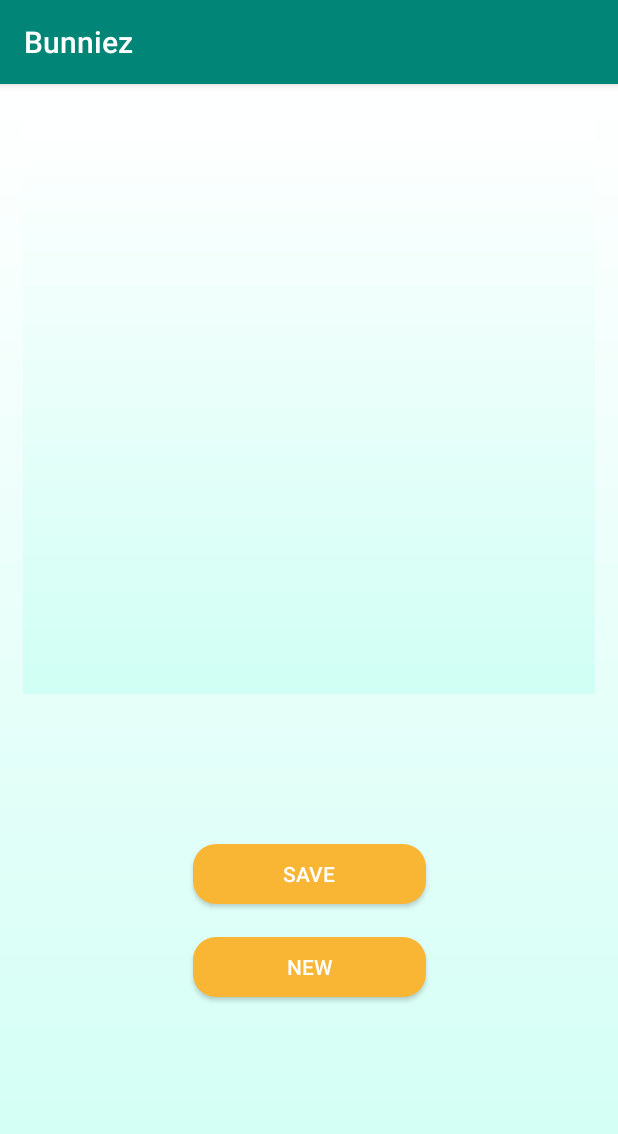
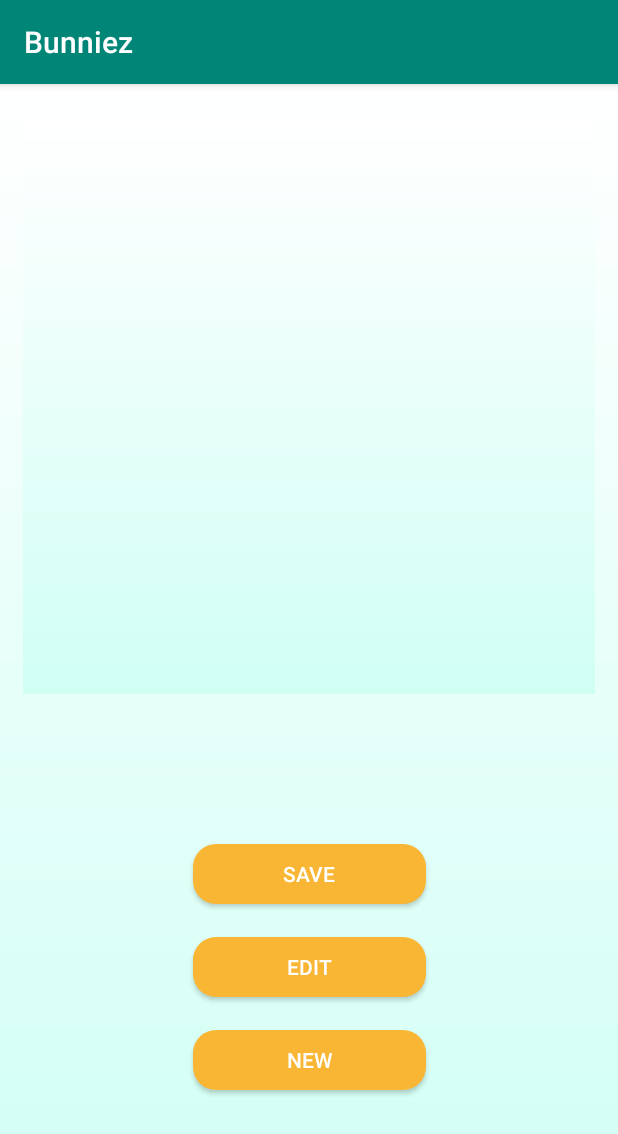
Before and after one commit to glevix/Bunniez, an Android app: the DisplayResultActivity screen opened directly, with no data from a screen before it, on a phone screen of 412 x 824 dp. Shown: the top 1134 px of the screen. Run offline under Robolectric (Android 15) with nearby library versions, the light colour scheme and no system bars; 2 statements that could not run were skipped.

Commit message:
fix thumbnails and add edit button

```diff
--- a/app/src/main/java/postpc/moriaor/bunniez/DisplayResultActivity.java
+++ b/app/src/main/java/postpc/moriaor/bunniez/DisplayResultActivity.java
@@ -19,7 +19,7 @@ public class DisplayResultActivity extends AppCompatActivity {
 
     String imagePath;
 
-    Button newButton, saveButton;
+    Button newButton, saveButton, editButton;
     ImageView imageView;
 
     @Override
@@ -29,6 +29,7 @@ public class DisplayResultActivity extends AppCompatActivity {
         setContentView(R.layout.activity_display_result);
         newButton = findViewById(R.id.newButton);
         saveButton = findViewById(R.id.saveButton);
+        editButton = findViewById(R.id.editButton);
         imageView = findViewById(R.id.outputImage);
         File imgFile = new  File(imagePath);
 
@@ -63,6 +64,13 @@ public class DisplayResultActivity extends AppCompatActivity {
             }
         });
 
+        editButton.setOnClickListener(new View.OnClickListener() {
+            @Override
+            public void onClick(View v) {
+                finish();
+            }
+        });
+
     }
 
     @Override
--- a/app/src/main/res/layout/activity_display_result.xml
+++ b/app/src/main/res/layout/activity_display_result.xml
@@ -37,6 +37,19 @@
         android:layout_marginTop="100dp"/>
 
     <Button
+        android:id="@+id/editButton"
+        android:layout_width="155dp"
+        android:layout_height="40dp"
+        android:layout_marginBottom="40dp"
+        android:background="@drawable/button_shape"
+        android:text="@string/Edit"
+        android:textColor="@color/white"
+        app:layout_constraintLeft_toLeftOf="parent"
+        app:layout_constraintRight_toRightOf="parent"
+        app:layout_constraintTop_toBottomOf="@id/saveButton"
+        android:layout_marginTop="22dp" />
+
+    <Button
         android:id="@+id/newButton"
         android:layout_width="155dp"
         android:layout_height="40dp"
@@ -46,7 +59,7 @@
         android:textColor="@color/white"
         app:layout_constraintLeft_toLeftOf="parent"
         app:layout_constraintRight_toRightOf="parent"
-        app:layout_constraintTop_toBottomOf="@id/saveButton"
+        app:layout_constraintTop_toBottomOf="@id/editButton"
         android:layout_marginTop="22dp" />
 
 </androidx.constraintlayout.widget.ConstraintLayout>
--- a/app/src/main/res/layout/activity_select_faces.xml
+++ b/app/src/main/res/layout/activity_select_faces.xml
@@ -49,6 +49,7 @@
         app:layout_constraintStart_toEndOf="@id/left_arrow"
         app:layout_constraintTop_toBottomOf="@id/selectedImage"
         android:adjustViewBounds="true"
+        android:layout_marginStart="15dp"
         android:background="@drawable/image_background"
         app:srcCompat="@drawable/background_gradient" />
 
@@ -76,7 +77,9 @@
         app:layout_constraintTop_toBottomOf="@id/selectedImage"
         android:background="@drawable/image_background"
         android:adjustViewBounds="true"
-        app:srcCompat="@drawable/background_gradient" />
+         android:layout_marginEnd="15dp"
+
+         app:srcCompat="@drawable/background_gradient" />
 
     <Button
         android:id="@+id/left_arrow"
@@ -84,10 +87,8 @@
         android:layout_height="60dp"
         android:scaleX="-1"
         app:layout_constraintBottom_toTopOf="@+id/done_button"
-        app:layout_constraintEnd_toStartOf="@id/leftImage"
         app:layout_constraintStart_toStartOf="parent"
         app:layout_constraintTop_toBottomOf="@id/selectedImage"
-        android:layout_marginEnd="15dp"
         android:background="@drawable/arrow"/>
 
     <Button
@@ -97,8 +98,6 @@
         app:layout_constraintBottom_toTopOf="@+id/done_button"
         app:layout_constraintEnd_toEndOf="parent"
         app:layout_constraintTop_toBottomOf="@id/selectedImage"
-        android:layout_marginStart="15dp"
-        android:layout_marginEnd="10dp"
         android:background="@drawable/arrow"/>
 
     <Button
--- a/app/src/main/res/values/strings.xml
+++ b/app/src/main/res/values/strings.xml
@@ -7,6 +7,7 @@
     <string name="done">Done</string>
     <string name="save">Save</string>
     <string name="again">New</string>
+    <string name="Edit">Edit</string>
     <string name="title_activity_splash">Bunniez</string>
     <string name="content_description">photo</string>
     <string name="splash_text">Just a second..</string>
```
